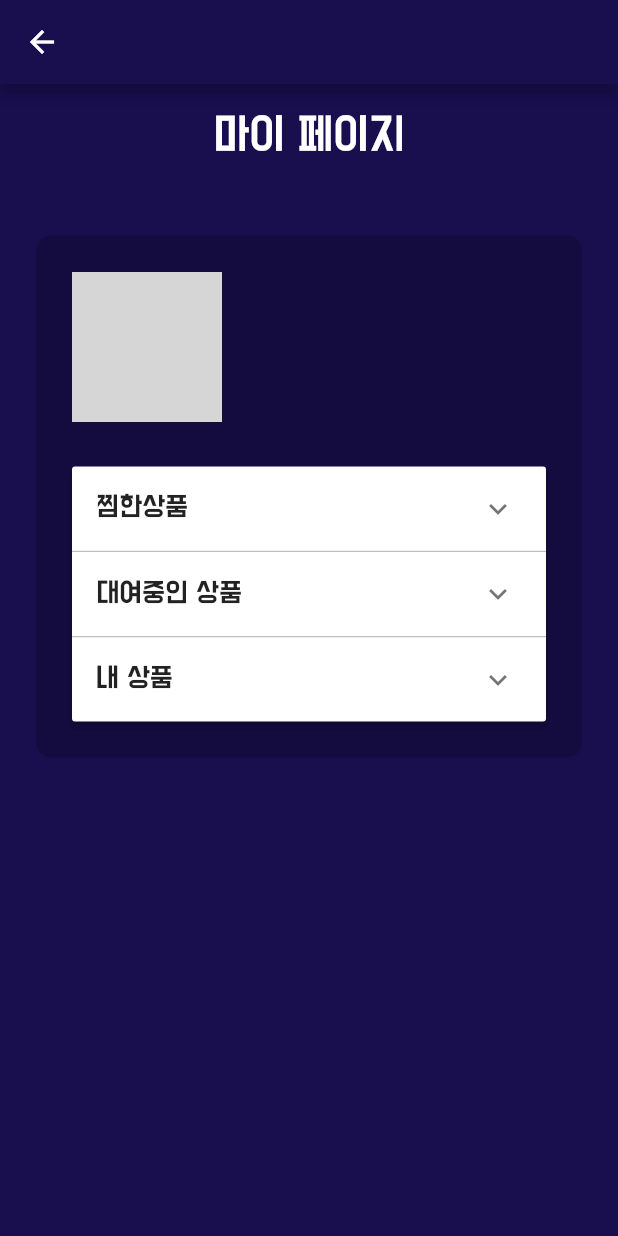
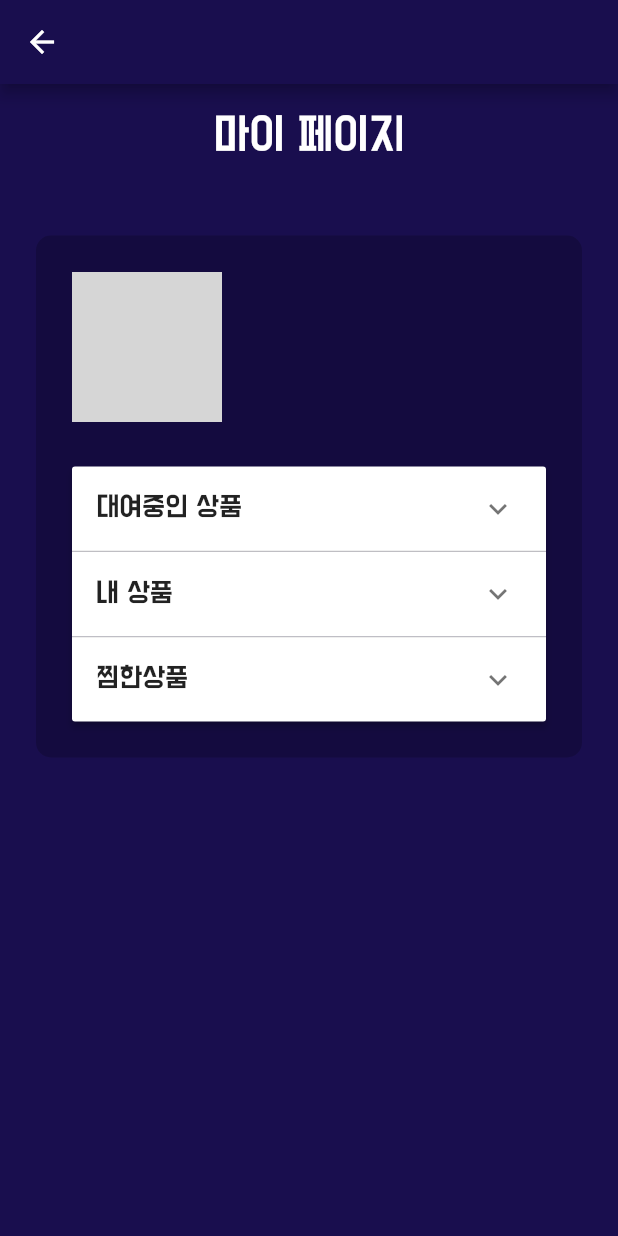
Before and after one commit to viaSSH/ddip, a Flutter app: the MyPage screen opened by its route, on a phone screen of 412 x 824 dp. Run offline on Flutter 3.47's test engine with Material 2 defaults, Android fonts, the phone set to English and light mode, and no system bars; our stand-ins replace cloud_firestore, firebase_auth, firebase_storage, google_maps_flutter, google_sign_in, image_picker; missing offline and left inert: date_range_picker, multi_image_picker; accounts and stored records are empty; network calls fail; grey boxes are pictures that could not be loaded.

Commit message:
마이페이지 밑 애드아이템 수정

```diff
--- a/lib/main.dart
+++ b/lib/main.dart
@@ -21,8 +21,8 @@ class MyApp extends StatelessWidget {
         textTheme: TextTheme(
           title: TextStyle(color: Colors.white),
           headline: TextStyle(color: Colors.white),
-          body1: TextStyle(color: Colors.white),
-//          body2: TextStyle(color: Colors.white),
+//          body1: TextStyle(color: Colors.white),
+          body2: TextStyle(color: Colors.white),
 
 
 
--- a/lib/myPage.dart
+++ b/lib/myPage.dart
@@ -110,7 +110,7 @@ class _UserInfoState extends State<_UserInfoSection> {
                       children:[
                         Image.network(imageUrl,width:100.0,height:100.0),
                         SizedBox(width:30),
-                        Text(myName,style: TextStyle(fontSize: 20.0)),
+                        Text(myName,style: TextStyle(fontSize: 20.0, color:Colors.white)),
                       ]
                   ),
                 ),
@@ -159,11 +159,11 @@ class _UserInfoState extends State<_UserInfoSection> {
 //                          title: Text(item.expandedValue),
                           subtitle:  StreamBuilder<QuerySnapshot>(
                               stream:
-                              _data[0].isExpanded?
+                              item.expandedValue == 0?
+                              Firestore.instance.collection('Transactions').where('buyer', isEqualTo: userUID).snapshots():
+                              item.expandedValue == 1?
                               Firestore.instance.collection('Items').where('seller', isEqualTo: userUID).snapshots():
-                              _data[1].isExpanded?
-                              Firestore.instance.collection('Transactions').where('buyer', isEqualTo: userUID).snapshots():
-                              Firestore.instance.collection('Items').where('favoritelist', isEqualTo: userUID).snapshots(),
+                              Firestore.instance.collection('Items').where('likedUser', arrayContains: userUID).snapshots(),
                               builder: (context, snapshot) {
                                 if (!snapshot.hasData) return LinearProgressIndicator();
                                 if(snapshot.data.documents.length == 0) return Text("찾으시는 검색결과가 없넹~",style:TextStyle(color:Colors.white));
@@ -177,7 +177,7 @@ class _UserInfoState extends State<_UserInfoSection> {
                                         shrinkWrap: true,
                                         childAspectRatio: 2/3,
                                         physics: ScrollPhysics(), // 스크롤 가능하게 해줌
-                                        children: snapshot.data.documents.map((data) => _buildListItem(context, data)).toList(),
+                                        children: snapshot.data.documents.map((data) => _buildListItem(context, data, item.expandedValue)).toList(),
                                       )
                                     ],
                                   ),
@@ -197,7 +197,7 @@ class _UserInfoState extends State<_UserInfoSection> {
     );
 
                     }
-  Widget _buildListItem(BuildContext context, DocumentSnapshot document) {
+  Widget _buildListItem(BuildContext context, DocumentSnapshot document, int index) {
 
     return Column(
         mainAxisAlignment: MainAxisAlignment.start,
@@ -206,12 +206,13 @@ class _UserInfoState extends State<_UserInfoSection> {
         ClipRRect(
           borderRadius: BorderRadius.circular(20.0),
           child: Container(
-    width: 180,
-    height: 100,
+            width: 60,
+            height: 50,
             child: ConstrainedBox(
             constraints: BoxConstraints.expand(),
             child: Ink.image(
-    image: NetworkImage(document['imageUrl']),
+            image: index == 0?
+            NetworkImage(document['imageUrl']) : NetworkImage(document['imageUrl'][0]),
     //                  fit: BoxFit.fill,
             fit: BoxFit.cover,
             child: InkWell( onTap: (){
@@ -225,7 +226,7 @@ class _UserInfoState extends State<_UserInfoSection> {
 
         Container(
         margin: EdgeInsets.all(8.0),
-    child: Text(document['name'],style:TextStyle(color:Colors.white))
+        child: Text(document['name'].toString(),style:TextStyle(color:Colors.black,fontSize: 7))
         ),
             ]
         );
@@ -244,19 +245,19 @@ class Item {
   }
 List<Item> generateItems(int numberOfItems) {
   return List.generate(numberOfItems, (int index) {
-    return index == 1?
+    return index == 0?
     Item(
       headerValue: '대여중인 상품',
-      expandedValue: 1,
+      expandedValue: 0,
     ):
-        index == 2?
+        index == 1?
         Item(
           headerValue: '내 상품',
-          expandedValue: 2,
+          expandedValue: 1,
         ):
             Item(
               headerValue: '찜한상품',
-              expandedValue: 3);
+              expandedValue: 2);
 
 
   });
--- a/lib/newSearch.dart
+++ b/lib/newSearch.dart
@@ -169,7 +169,7 @@ class _SearchPageState extends State<SearchPage> {
             child: ConstrainedBox(
               constraints: BoxConstraints.expand(),
               child: Ink.image(
-                image: NetworkImage(document['imageUrl']),
+                image: NetworkImage(document['imageUrl'][0]),
 //                  fit: BoxFit.fill,
                 fit: BoxFit.cover,
                 child: InkWell( onTap: (){
```
Also changed, not shown: lib/addItem.dart (+43 -17 lines), lib/detail.dart (+16 -14 lines). Lines whose indentation alone changed are shown as unchanged.
